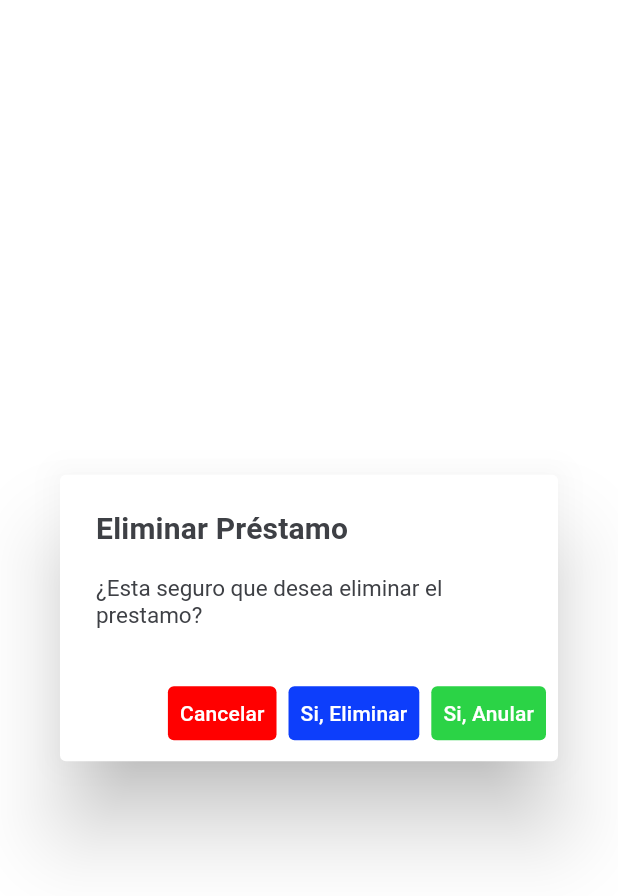
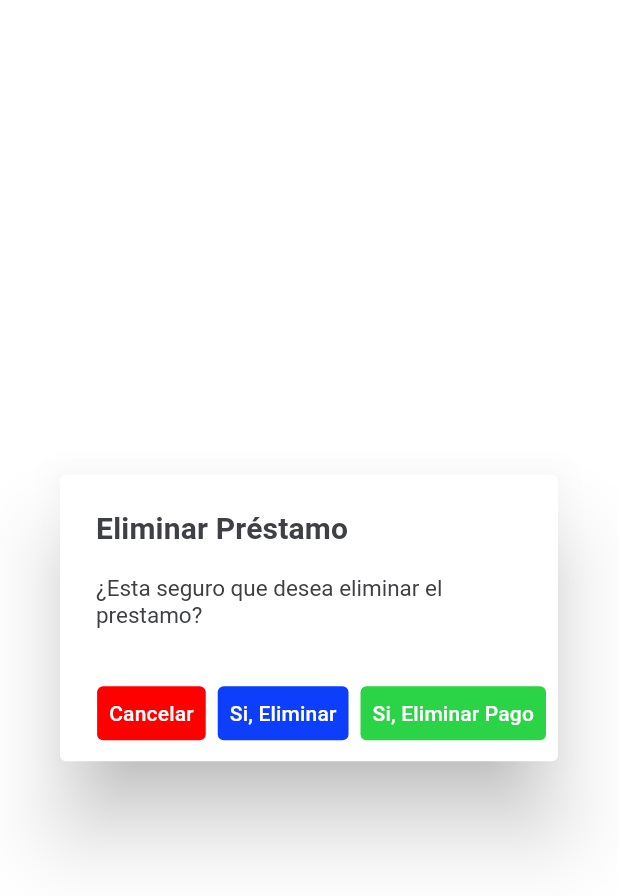
Before and after one commit to layscript/casa-empenio-flutter-v2, a Flutter app: the DeleteLoanDialog widget shown alone on an empty page, opened directly with empty values, on a phone screen of 412 x 824 dp. Shown: the top 896 px of the screen. Run offline on Flutter 3.47's test engine with Material 3 defaults, Android fonts, the light colour scheme and no system bars; our stand-ins replace cached_network_image, dartz, dio, equatable, flutter_bloc, font_awesome_flutter and 7 more; missing offline and left inert: excel, quantity_input; accounts and stored records are empty; network calls fail; statements that could not run were skipped.

Commit message:
chore: update

```diff
--- a/lib/domain/loans/loans_repository.dart
+++ b/lib/domain/loans/loans_repository.dart
@@ -58,6 +58,11 @@ abstract class LoansRepository {
     required int id,
   });
 
+  Future<Either<String, bool>> deletePayment({
+    required int id,
+    required int userId,
+  });
+
   Future<bool> savePayment({
     required int codigo,
     required double monto,
--- a/lib/presentation/app/config/constants.dart
+++ b/lib/presentation/app/config/constants.dart
@@ -3,7 +3,9 @@ import 'package:flutter/material.dart';
 import 'package:intl/intl.dart';
 import 'package:url_launcher/url_launcher.dart';
 
-const endPointPrincipal = 'http://161.132.38.162:31032';
+//const endPointPrincipal = 'http://161.132.38.162:31032';
+const endPointPrincipal = 'http://161.132.38.162:31037';
+
 //const endPoint = 'http://192.168.195.118:4000';
 //const endPoint = 'http://192.168.18.143:4000';
 //const endPointPrincipal =
--- a/lib/presentation/features/home/features/loans/blocs/loans_bloc/loans_event.dart
+++ b/lib/presentation/features/home/features/loans/blocs/loans_bloc/loans_event.dart
@@ -162,6 +162,15 @@ class AnularLoanId extends LoansEvent {
   final String userId;
 }
 
+class DeletePaymentLoanId extends LoansEvent {
+  const DeletePaymentLoanId({
+    required this.paymentId,
+    required this.userId,
+  });
+  final int paymentId;
+  final String userId;
+}
+
 class UpdateStatusLoanById extends LoansEvent {
   const UpdateStatusLoanById({
     required this.idLoan,
--- a/lib/presentation/features/home/features/loans/widgets/delete_loan_dialog.dart
+++ b/lib/presentation/features/home/features/loans/widgets/delete_loan_dialog.dart
@@ -11,10 +11,10 @@ class DeleteLoanDialog extends StatelessWidget {
   const DeleteLoanDialog({
     super.key,
     required this.idLoan,
-    this.isAnular = false,
+    this.isPayment = false,
   });
   final int idLoan;
-  final bool isAnular;
+  final bool isPayment;
 
   @override
   Widget build(BuildContext context) {
@@ -27,13 +27,16 @@ class DeleteLoanDialog extends StatelessWidget {
         } else {
           OverlayLoader.hide();
           if (state.isLoansDeleteError) {
-            ErrorSnackbar.show(context, 'Ocurrió un problema');
+            ErrorSnackbar.show(
+              context,
+              state.error ?? 'Ocurrió un problema',
+            );
           }
 
           if (state.isLoansDeleteSuccess) {
             SuccessSnackbar.show(
               context,
-              state.error ?? 'Préstamo Eliminado',
+              'Eliminado Correctamente',
             );
             Navigator.pop(context, true);
           }
@@ -41,15 +44,15 @@ class DeleteLoanDialog extends StatelessWidget {
       },
       child: AlertDialog(
         title: Text(
-          isAnular ? 'Anular Préstamo' : 'Eliminar Préstamo',
+          isPayment ? 'Eliminar Pago' : 'Eliminar Préstamo',
           style: const TextStyle(
             color: AppColors.primaryText,
             fontWeight: FontWeight.bold,
           ),
         ),
         content: Text(
-          isAnular
-              ? '¿Esta seguro que desea anular el prestamo?'
+          isPayment
+              ? '¿Esta seguro que desea eliminar el pago?'
               : '¿Esta seguro que desea eliminar el prestamo?',
           style: const TextStyle(
             color: AppColors.primaryText,
@@ -71,7 +74,7 @@ class DeleteLoanDialog extends StatelessWidget {
               ),
             ),
           ),
-          if (!isAnular)
+          if (!isPayment)
             TextButton(
               style: TextButton.styleFrom(
                 backgroundColor: AppColors.blue,
@@ -97,14 +100,14 @@ class DeleteLoanDialog extends StatelessWidget {
             ),
             onPressed: () {
               context.read<LoansBloc>().add(
-                      AnularLoanId(
-                        idLoan: idLoan,
+                    DeletePaymentLoanId(
+                      paymentId: idLoan,
                       userId: preferences.token?.id.toString() ?? '0',
                     ),
                   );
             },
             child: const Text(
-                'Si, Anular',
+              'Si, Eliminar Pago',
               style: TextStyle(
                 color: AppColors.white,
               ),
```
Also changed, not shown: lib/data/remoto/http_loans_repository.dart (+37 -9 lines), lib/presentation/features/home/features/loans/blocs/loans_bloc/loans_bloc.dart (+35 -1 lines), lib/presentation/features/home/features/loans/widgets/payment_loan_dialog_client.dart (+14 -0 lines), lib/presentation/features/home/features/reports/views/payments_reports_view.dart (+5 -6 lines). Lines whose indentation alone changed are shown as unchanged.
